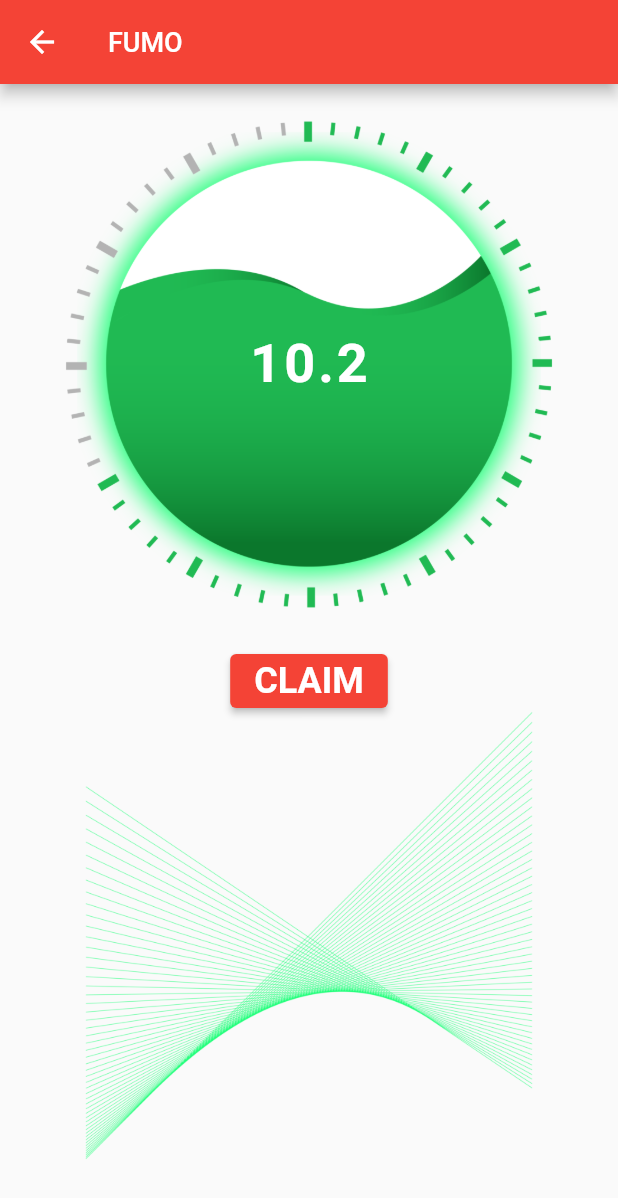
After one commit to mmsoftware100/flutter-backbone, a Flutter app: the screen it shows after launch, after a tap on "Claim Page", on a phone screen of 412 x 824 dp. The commit adds this screen. Shown: the top 1198 px of the screen. Run offline on Flutter 3.47's test engine with Material 2 defaults, Android fonts, the phone set to English and light mode, and no system bars; our stand-ins replace dartz, dio, equatable, flutter_local_notifications, flutter_spinkit, get_it and 2 more; missing offline and left inert: encrypt; project files that could hold a hidden picture were left out.

Commit message:
claim point added

```diff
--- a/lib/features/data/const/data.dart
+++ b/lib/features/data/const/data.dart
@@ -14,3 +14,5 @@ String image2AssetUrl = "assets/icons/Untitled-1-01.png";
 String image5AssetUrl = "assets/icons/Untitled-1-07.png";
 String image34AssetUrl = "assets/icons/Untitled-1-27.PNG";
 String image10AssetUrl = "assets/icons/Untitled-1-05.png";
+String pointBackgroundAssetUrl = "assets/icons/Untitled-1-03.png";
+String claimBackgroundAssetUrl = "assets/icons/Untitled-1-04.png";
--- /dev/null
+++ b/lib/features/presentation/pages/claim_point_page.dart
@@ -0,0 +1,71 @@
+import 'package:flutter/material.dart';
+
+import '../../data/const/data.dart';
+
+class ClaimPointPage extends StatefulWidget {
+  static String routeName = "/ClaimPointPage";
+  const ClaimPointPage({Key? key}) : super(key: key);
+
+  @override
+  State<ClaimPointPage> createState() => _ClaimPointPageState();
+}
+
+class _ClaimPointPageState extends State<ClaimPointPage> {
+  @override
+  Widget build(BuildContext context) {
+    return Scaffold(
+      appBar: AppBar(
+        title: Text("FUMO"),
+      ),
+      body: _mainWidget(),
+    );
+  }
+
+  Widget _mainWidget(){
+    return ListView(
+        children: [
+          _pointContainer(),
+          _claimContainer()
+        ],
+    );
+  }
+
+  Widget _pointContainer(){
+    return Stack(
+      alignment: Alignment.center,
+      children: [
+        _pointBackgroundImage(),
+        _pointText()
+      ],
+    );
+  }
+
+  Widget _pointBackgroundImage(){
+    return Image.asset(pointBackgroundAssetUrl);
+  }
+
+  Widget _pointText(){
+    return Text("10.2", style: TextStyle(fontSize: 36, fontWeight: FontWeight.bold, color: Colors.white, letterSpacing: 2.0),);
+  }
+
+  Widget _claimContainer(){
+    return Stack(
+      alignment: Alignment.topCenter,
+      children: [
+        _claimBackground(),
+        _claimButton(),
+      ],
+    );
+  }
+
+  Widget _claimButton(){
+    return ElevatedButton(onPressed: (){}, child: Text("CLAIM" , style: TextStyle(fontWeight: FontWeight.bold, fontSize: 24),) ,);
+  }
+
+  Widget _claimBackground(){
+    return Image.asset(
+        claimBackgroundAssetUrl,
+        fit: BoxFit.fill,
+    );
+  }
+}
--- a/lib/features/presentation/pages/test_page.dart
+++ b/lib/features/presentation/pages/test_page.dart
@@ -1,3 +1,4 @@
+import 'package:base/features/presentation/pages/claim_point_page.dart';
 import 'package:base/features/presentation/pages/home_page.dart';
 import 'package:base/features/presentation/pages/user_login_test_page.dart';
 import 'package:flutter/material.dart';
@@ -24,6 +25,7 @@ class _TestPageState extends State<TestPage> {
           ListTile(title: Text("Landing Page"), onTap: (){ Navigator.pushNamed(context, UserLoginTestPage.routeName); },),
           ListTile(title: Text("Landing Page Two"), onTap: (){ Navigator.pushNamed(context, UserLoginTestPage.routeName); },),
           ListTile(title: Text("Home Page"), onTap: (){ Navigator.pushNamed(context, HomePage.routeName); },),
+          ListTile(title: Text("Claim Page"), onTap: (){ Navigator.pushNamed(context, ClaimPointPage.routeName); },),
         ],
       ),
     );
--- a/lib/main.dart
+++ b/lib/main.dart
@@ -1,5 +1,6 @@
 
 
+import 'package:base/features/presentation/pages/claim_point_page.dart';
 import 'package:base/features/presentation/pages/home_page.dart';
 import 'package:base/features/presentation/pages/landing_page.dart';
 import 'package:base/features/presentation/pages/test_page.dart';
@@ -176,6 +177,8 @@ class MyApp extends StatelessWidget {
       routes: {
         TestPage.routeName: (context) => TestPage(),
         HomePage.routeName: (context) => HomePage(),
+        ClaimPointPage.routeName: (context) => ClaimPointPage(),
+        ClaimPointPage.routeName: (context) => ClaimPointPage(),
         UserLoginTestPage.routeName: (context) => UserLoginTestPage(),
         UserLoginPage.routeName: (context) => UserLoginPage(),
         UserRegisterPage.routeName: (context) => UserRegisterPage(),
```
